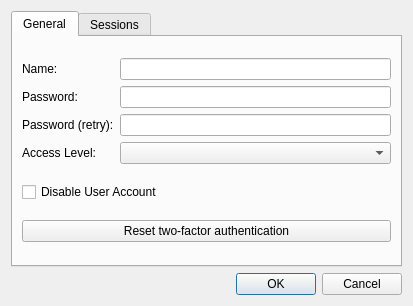
Above: source/client/desktop/management/router_user_dialog.ui from dchapyshev/aspia before the change. Below: the same form after it.
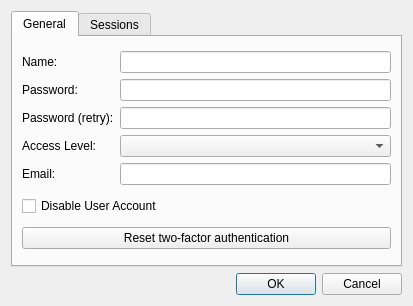
That is the form after the change. Custom widgets are drawn as their Qt base class.

Commit message: Added support for email in GUI side.

```diff
--- a/source/client/desktop/management/router_user_dialog.ui
+++ b/source/client/desktop/management/router_user_dialog.ui
@@ -59,6 +59,13 @@
              </property>
             </widget>
            </item>
+           <item>
+            <widget class="QLabel" name="label_email">
+             <property name="text">
+              <string>Email:</string>
+             </property>
+            </widget>
+           </item>
           </layout>
          </item>
          <item>
@@ -79,6 +86,9 @@
              </property>
             </widget>
            </item>
+           <item>
+            <widget class="QLineEdit" name="edit_email"/>
+           </item>
           </layout>
          </item>
         </layout>
```
The commit also changes 7 other files.
